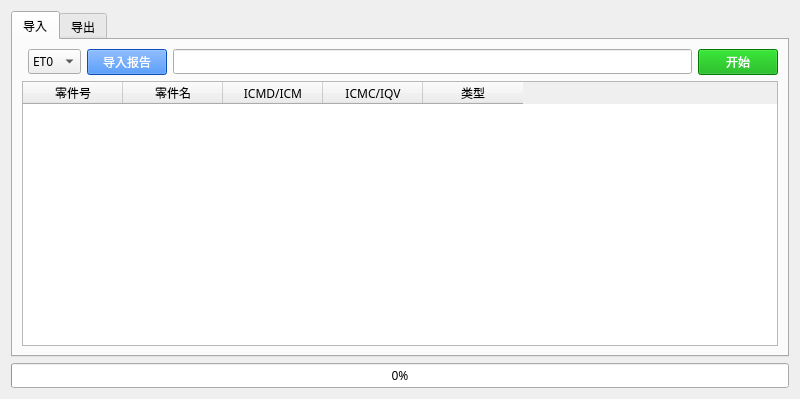
Above: report2csv.ui from Hughicelus/Report2csv before the change. Below: the same form after it.
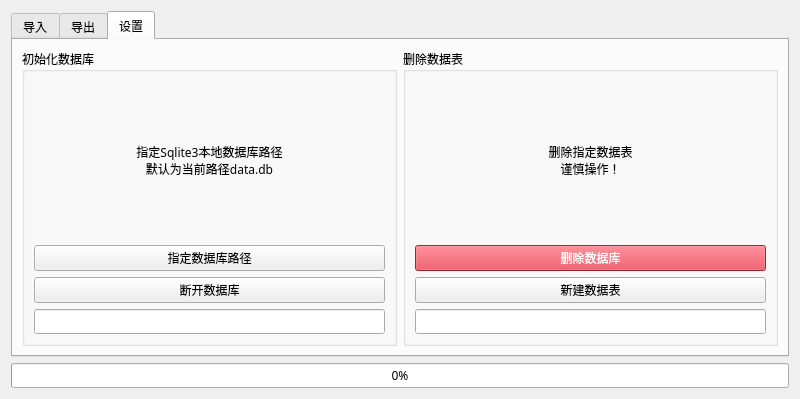
That is the form after the change. The open tabs and pages were chosen to show the change. Icons and pictures are not drawn.

Commit message: 删除多余信号

The edit to the form file:
```diff
--- a/report2csv.ui
+++ b/report2csv.ui
@@ -217,6 +217,105 @@
        </item>
       </layout>
      </widget>
+     <widget class="QWidget" name="tab_3">
+      <attribute name="title">
+       <string>设置</string>
+      </attribute>
+      <layout class="QGridLayout" name="gridLayout_13">
+       <item row="0" column="0">
+        <widget class="QGroupBox" name="groupBox_6">
+         <property name="title">
+          <string>初始化数据库</string>
+         </property>
+         <layout class="QGridLayout" name="gridLayout_12">
+          <item row="0" column="0">
+           <widget class="QLabel" name="label_4">
+            <property name="text">
+             <string>指定Sqlite3本地数据库路径
+默认为当前路径data.db</string>
+            </property>
+            <property name="alignment">
+             <set>Qt::AlignmentFlag::AlignCenter</set>
+            </property>
+           </widget>
+          </item>
+          <item row="1" column="0">
+           <widget class="QPushButton" name="pushButton_16">
+            <property name="styleSheet">
+             <string notr="true"/>
+            </property>
+            <property name="text">
+             <string>指定数据库路径</string>
+            </property>
+           </widget>
+          </item>
+          <item row="4" column="0">
+           <widget class="QLineEdit" name="lineEdit_9"/>
+          </item>
+          <item row="2" column="0">
+           <widget class="QPushButton" name="pushButton_15">
+            <property name="styleSheet">
+             <string notr="true"/>
+            </property>
+            <property name="text">
+             <string>断开数据库</string>
+            </property>
+           </widget>
+          </item>
+         </layout>
+        </widget>
+       </item>
+       <item row="0" column="1">
+        <widget class="QGroupBox" name="groupBox_5">
+         <property name="title">
+          <string>删除数据表</string>
+         </property>
+         <layout class="QGridLayout" name="gridLayout_11">
+          <item row="2" column="0">
+           <widget class="QPushButton" name="pushButton_14">
+            <property name="font">
+             <font>
+              <family>Microsoft YaHei</family>
+             </font>
+            </property>
+            <property name="styleSheet">
+             <string notr="true">background-color: rgb(220, 53, 69);
+color: rgb(255, 255, 255);</string>
+            </property>
+            <property name="text">
+             <string>删除数据库</string>
+            </property>
+           </widget>
+          </item>
+          <item row="4" column="0">
+           <widget class="QLineEdit" name="lineEdit_8"/>
+          </item>
+          <item row="3" column="0">
+           <widget class="QPushButton" name="pushButton_13">
+            <property name="styleSheet">
+             <string notr="true"/>
+            </property>
+            <property name="text">
+             <string>新建数据表</string>
+            </property>
+           </widget>
+          </item>
+          <item row="0" column="0">
+           <widget class="QLabel" name="label_3">
+            <property name="text">
+             <string>删除指定数据表
+谨慎操作！</string>
+            </property>
+            <property name="alignment">
+             <set>Qt::AlignmentFlag::AlignCenter</set>
+            </property>
+           </widget>
+          </item>
+         </layout>
+        </widget>
+       </item>
+      </layout>
+     </widget>
     </widget>
    </item>
    <item row="1" column="0">
```
The commit also changes 19 other files.
